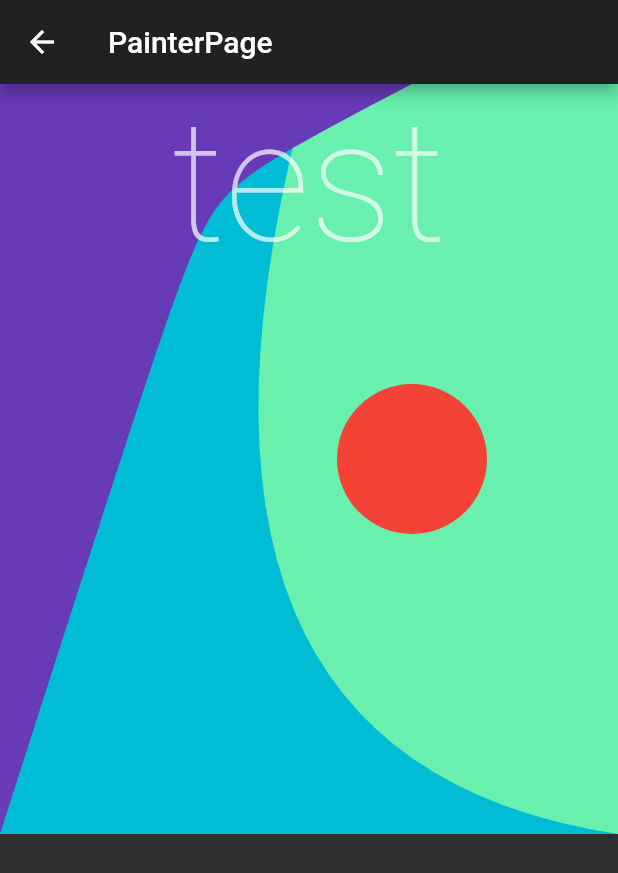
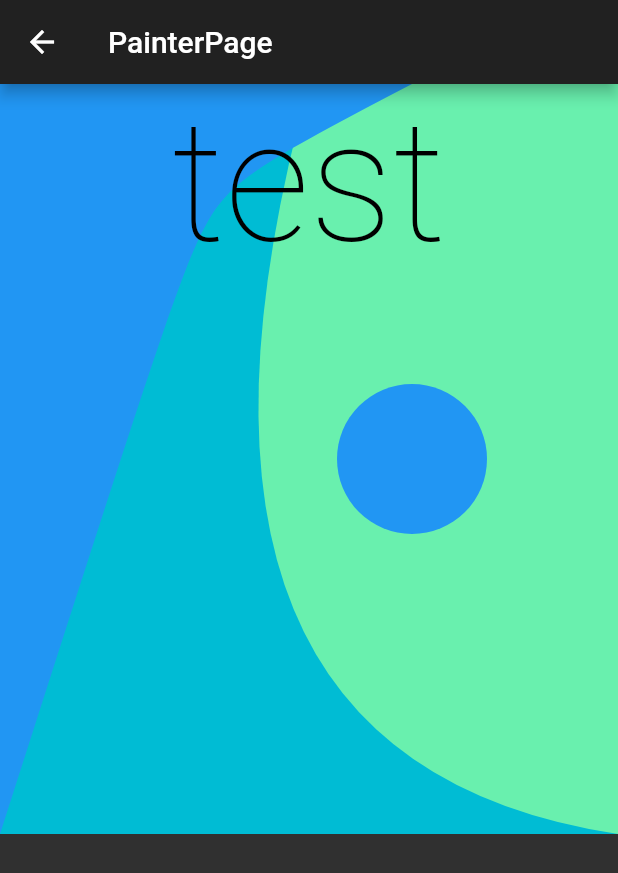
Before and after one commit to Clemalfroy/CheatBook, a Flutter app: the screen it shows after launch, after a tap on "/painterPage", on a phone screen of 412 x 824 dp. Shown: the top 873 px of the screen. Run offline on Flutter 3.47's test engine with Material 2 defaults, Android fonts, the phone set to English and light mode, and no system bars; our stand-ins replace flare_flutter; network calls fail.

Commit message:
Painter Page: change colors

```diff
--- a/lib/src/painter_page.dart
+++ b/lib/src/painter_page.dart
@@ -18,8 +18,9 @@ class PainterPageState extends State<PainterPage>
     super.initState();
     _animationController =
         AnimationController(vsync: this, duration: Duration(milliseconds: 800));
-    _circleColor = ColorTween(begin: Colors.blue, end: Colors.red).animate(
-        CurvedAnimation(parent: _animationController, curve: Curves.easeIn));
+    _circleColor = ColorTween(begin: Colors.lightBlueAccent, end: Colors.blue)
+        .animate(CurvedAnimation(
+            parent: _animationController, curve: Curves.easeIn));
     _animationController.forward();
   }
 
@@ -52,7 +53,10 @@ class PainterPageState extends State<PainterPage>
               alignment: Alignment.topCenter,
               child: Text(
                 'test',
-                style: Theme.of(context).textTheme.display4,
+                style: Theme.of(context)
+                    .textTheme
+                    .display4
+                    .copyWith(color: Colors.black),
               ))
         ],
       ),
@@ -76,7 +80,7 @@ class FirstPainter extends CustomPainter {
           size.width * 0.2, size.height * 0.9, size.width, size.height)
       ..lineTo(size.width, 0);
     canvas.drawPath(greenPath, paint);
-    paint.color = Colors.deepPurple;
+    paint.color = Colors.blue;
     Path cyanPath = Path()
       ..lineTo(0, size.height)
       ..conicTo(size.width / 3, size.height / 7, size.width / 1.5, 0, 7)
```
